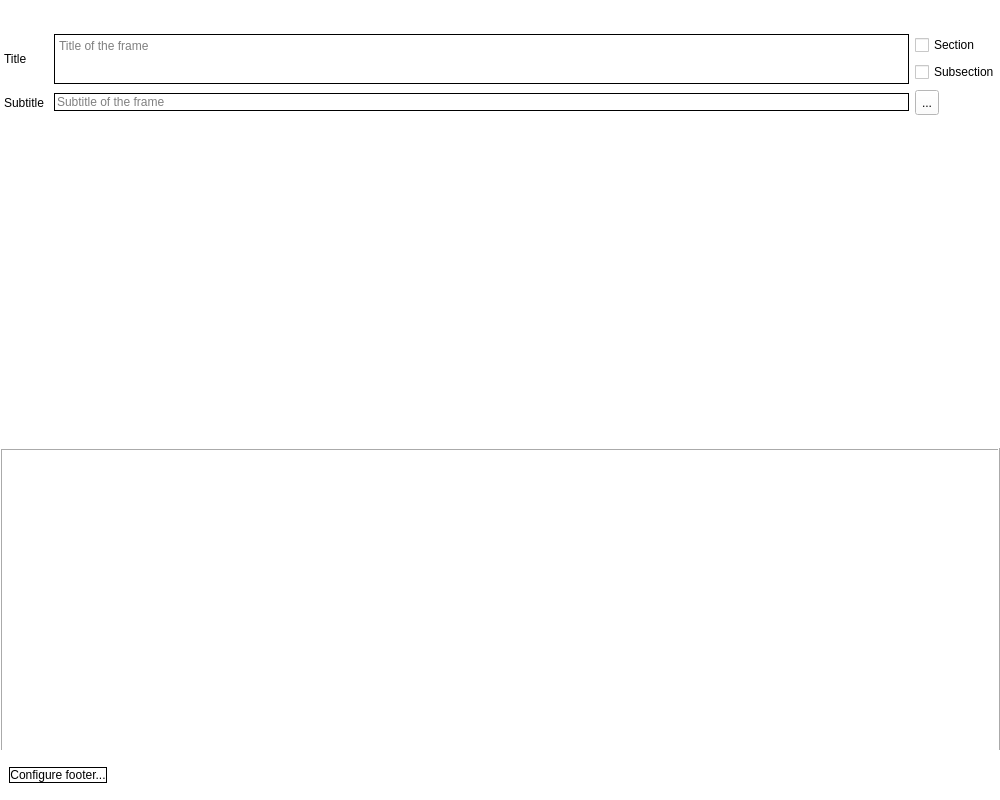
Qt form gui/FrameWidget.ui (acroper/BeamerQt) before a commit.
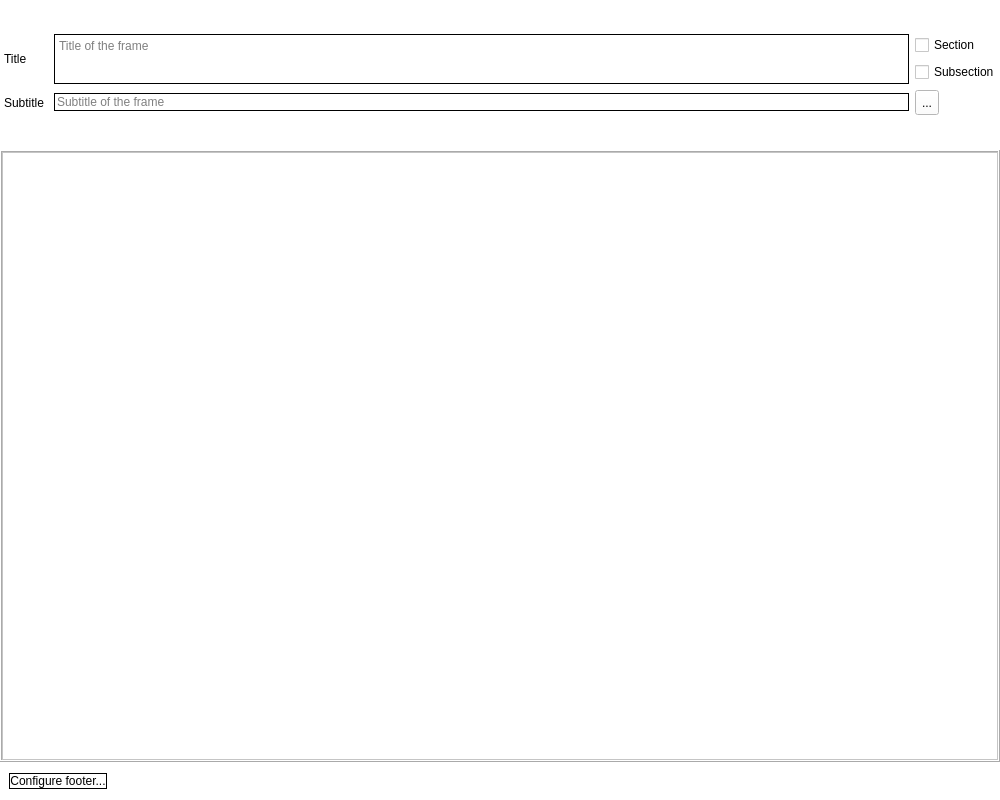
The same form after that commit. Icons and pictures are not drawn.

```diff
--- a/gui/FrameWidget.ui
+++ b/gui/FrameWidget.ui
@@ -226,6 +226,42 @@
        <number>0</number>
       </property>
       <item>
+       <widget class="QScrollArea" name="scrollArea">
+        <property name="horizontalScrollBarPolicy">
+         <enum>Qt::ScrollBarAlwaysOff</enum>
+        </property>
+        <property name="sizeAdjustPolicy">
+         <enum>QAbstractScrollArea::AdjustToContents</enum>
+        </property>
+        <property name="widgetResizable">
+         <bool>true</bool>
+        </property>
+        <widget class="QWidget" name="scrollAreaWidgetContents">
+         <property name="geometry">
+          <rect>
+           <x>0</x>
+           <y>0</y>
+           <width>994</width>
+           <height>594</height>
+          </rect>
+         </property>
+         <layout class="QVBoxLayout" name="verticalLayout_6">
+          <property name="spacing">
+           <number>0</number>
+          </property>
+          <property name="leftMargin">
+           <number>0</number>
+          </property>
+          <property name="topMargin">
+           <number>0</number>
+          </property>
+          <property name="rightMargin">
+           <number>0</number>
+          </property>
+          <property name="bottomMargin">
+           <number>0</number>
+          </property>
+          <item>
        <layout class="QGridLayout" name="ElementsGrid">
         <property name="sizeConstraint">
          <enum>QLayout::SetDefaultConstraint</enum>
@@ -234,6 +270,10 @@
          <number>2</number>
         </property>
        </layout>
+          </item>
+         </layout>
+        </widget>
+       </widget>
       </item>
      </layout>
     </widget>
```
Lines whose indentation alone changed are shown as unchanged.
